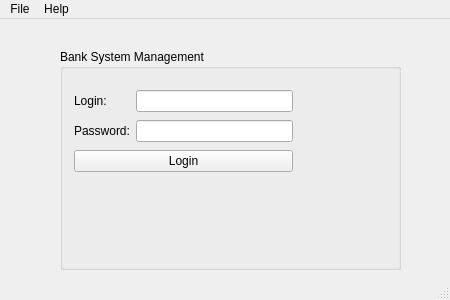
Above: BankManagment/LoginWindow.ui from jaroslawroszyk/BankManagment-Qt before the change. Below: the same form after it.
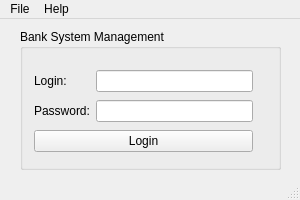
That is the form after the change. Icons and pictures are not drawn.

Commit message:
[improvement] Hide Password, Set fixed size of Window
Todo:Improve Path to Db

%JID=BAD-26

Diff of the .ui file:
```diff
--- a/BankManagment/LoginWindow.ui
+++ b/BankManagment/LoginWindow.ui
@@ -9,8 +9,8 @@
    <rect>
     <x>0</x>
     <y>0</y>
-    <width>450</width>
-    <height>300</height>
+    <width>300</width>
+    <height>200</height>
    </rect>
   </property>
   <property name="sizePolicy">
@@ -21,8 +21,8 @@
   </property>
   <property name="minimumSize">
    <size>
-    <width>450</width>
-    <height>300</height>
+    <width>300</width>
+    <height>200</height>
    </size>
   </property>
   <property name="windowTitle">
@@ -32,10 +32,10 @@
    <widget class="QGroupBox" name="groupBox">
     <property name="geometry">
      <rect>
-      <x>60</x>
-      <y>30</y>
-      <width>341</width>
-      <height>221</height>
+      <x>20</x>
+      <y>10</y>
+      <width>261</width>
+      <height>141</height>
      </rect>
     </property>
     <property name="title">
@@ -69,7 +69,11 @@
        </widget>
       </item>
       <item row="1" column="1">
-       <widget class="QLineEdit" name="login_password"/>
+       <widget class="QLineEdit" name="login_password">
+        <property name="echoMode">
+         <enum>QLineEdit::Password</enum>
+        </property>
+       </widget>
       </item>
       <item row="2" column="0" colspan="2">
        <widget class="QPushButton" name="LoginButton">
@@ -87,7 +91,7 @@
     <rect>
      <x>0</x>
      <y>0</y>
-     <width>450</width>
+     <width>300</width>
      <height>22</height>
     </rect>
    </property>
```
The commit also changes 1 other file.
